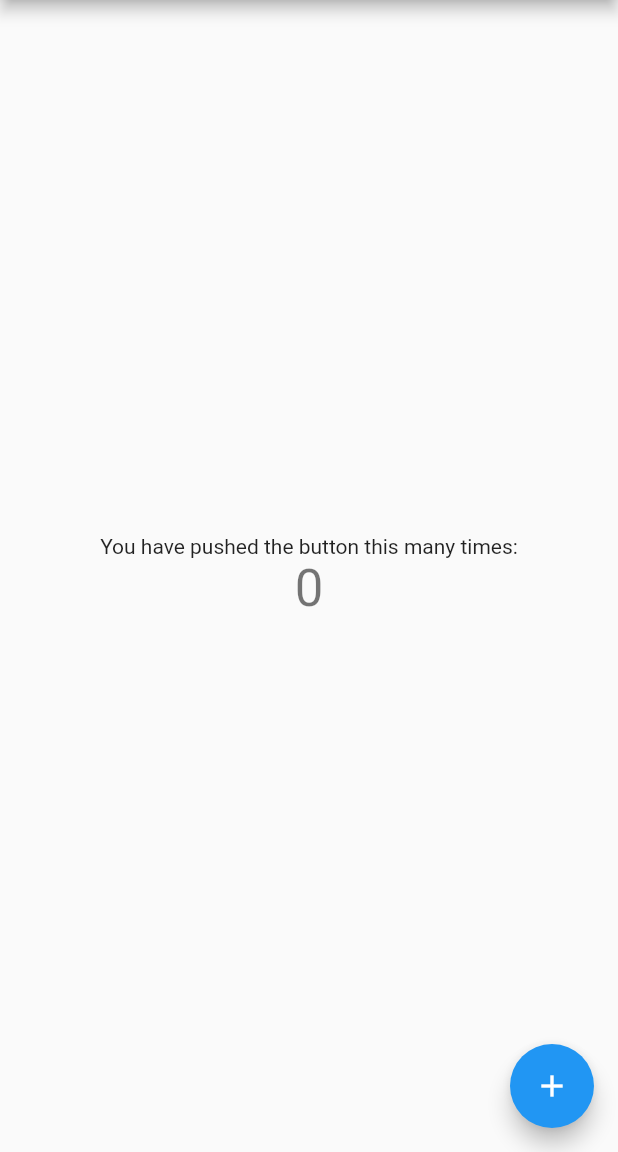
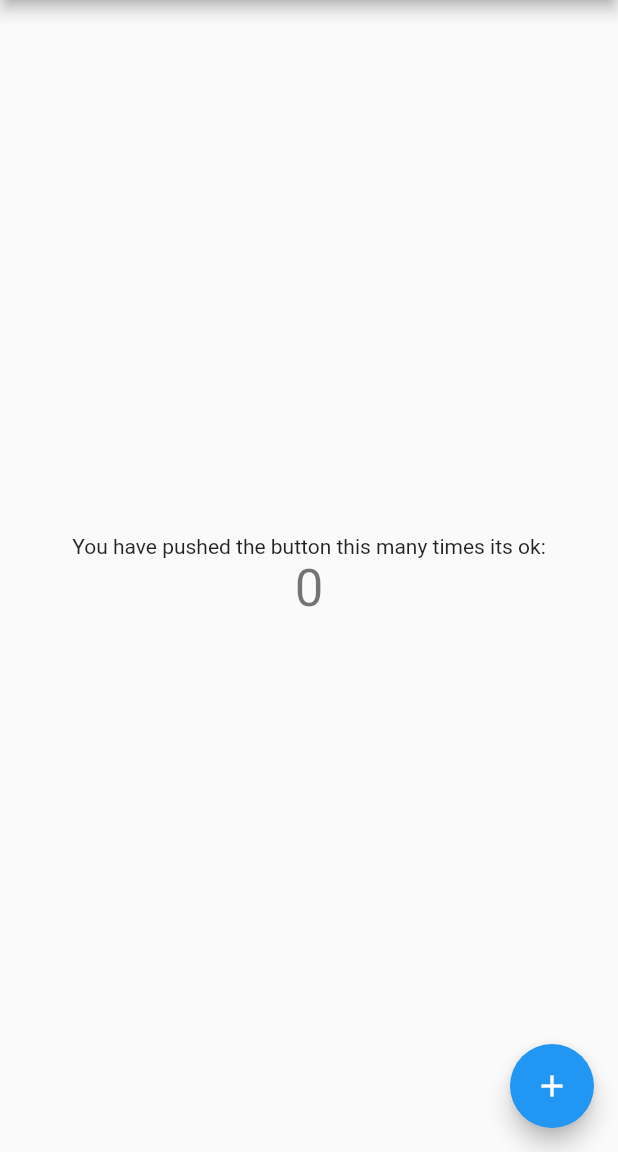
Before and after one commit to ogheneinfinitea/test_one, a Flutter app: the screen it shows after launch, on a phone screen of 412 x 824 dp, the part 84-1236 px from its top. Run offline on Flutter 3.47's test engine with Material 2 defaults, Android fonts, the phone set to English and light mode, and no system bars.

Commit message:
modified main.dart file text widget

```diff
--- a/lib/main.dart
+++ b/lib/main.dart
@@ -98,7 +98,7 @@ class _MyHomePageState extends State<MyHomePage> {
           mainAxisAlignment: MainAxisAlignment.center,
           children: <Widget>[
             Text(
-              'You have pushed the button this many times:',
+              'You have pushed the button this many times its ok:',
             ),
             Text(
               '$_counter',
```
